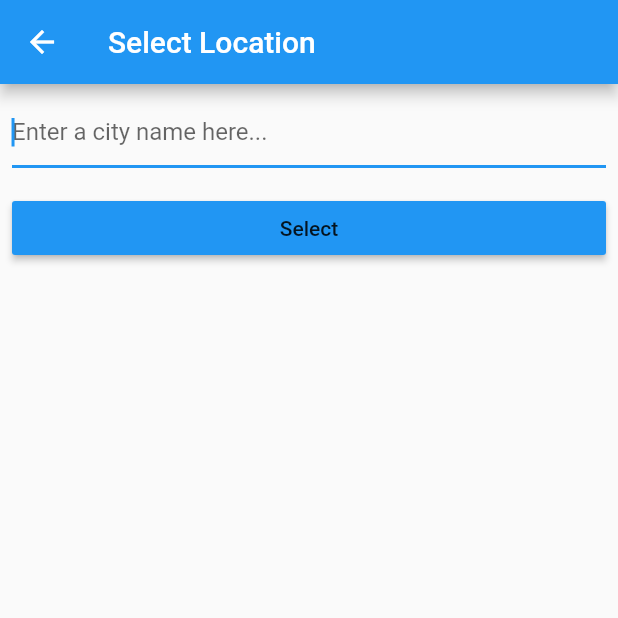
After one commit to aksharpatel47/flutter-bootcamp, a Flutter app: the screen it shows after launch, after a tap on the "edit" icon, on a phone screen of 412 x 824 dp, the top half of it. The commit adds this screen. Run offline on Flutter 3.47's test engine with Material 2 defaults, Android fonts, the phone set to English and light mode, and no system bars; our stand-ins replace audioplayers, flutter_spinkit, font_awesome_flutter, location; generated files the repository leaves out were written again.

Commit message:
feat: complete clima app
Resolves: #9

```diff
--- /dev/null
+++ b/clima/lib/constants.dart
@@ -0,0 +1 @@
+const apiKey = "189448b70fd56041f3e017c2db5083dd";
--- /dev/null
+++ b/clima/lib/pages/first_page.dart
@@ -0,0 +1,105 @@
+import 'package:clima/main.dart';
+import 'package:clima/models/weather_model.dart';
+import 'package:clima/pages/location_select_page.dart';
+import 'package:clima/services/weather_service.dart';
+import 'package:flutter/material.dart';
+import 'package:flutter_spinkit/flutter_spinkit.dart';
+
+class FirstPage extends StatefulWidget {
+  @override
+  _FirstPageState createState() => _FirstPageState();
+}
+
+class _FirstPageState extends State<FirstPage> {
+  Future<void> getWeather() async {
+    try {
+      final currentLocation = await location.getLocation();
+      print(currentLocation.latitude);
+      print(currentLocation.longitude);
+      final result = await getWeatherFromCoordinate(
+        lat: currentLocation.latitude,
+        lon: currentLocation.longitude,
+      );
+      print(result.toJson());
+      print(result.weather[0].toJson());
+
+      setState(() {
+        response = result;
+      });
+    } catch (e) {
+      print(e);
+    }
+  }
+
+  WeatherResponse response;
+
+  @override
+  initState() {
+    super.initState();
+    getWeather();
+  }
+
+  Widget renderSpinnder() {
+    return Center(
+      child: SpinKitFadingGrid(
+        color: Colors.black,
+        size: 50.0,
+      ),
+    );
+  }
+
+  Widget renderWeather() {
+    return Center(
+      child: Column(
+        mainAxisAlignment: MainAxisAlignment.center,
+        children: <Widget>[
+          Text(
+            response.main.temp.toInt().toString() + "°",
+            style: TextStyle(fontSize: 54),
+          ),
+          Text(
+            response.name,
+            style: TextStyle(fontSize: 32),
+          ),
+          Image(
+            image: NetworkImage(
+                "https://openweathermap.org/img/w/${response.weather[0].icon}.png"),
+          ),
+          Text(
+            response.weather[0].description,
+            style: TextStyle(fontSize: 24),
+          ),
+        ],
+      ),
+    );
+  }
+
+  @override
+  Widget build(BuildContext context) {
+    return Scaffold(
+      appBar: AppBar(
+        title: Text("Weather App"),
+        actions: <Widget>[
+          IconButton(
+            icon: Icon(Icons.edit),
+            onPressed: () async {
+              final String cityName = await Navigator.push(context,
+                  MaterialPageRoute(builder: (context) {
+                return LocationSelectPage();
+              }));
+
+              if (cityName != null) {
+                final cityResponse =
+                    await getWeatherFromCity(cityName: cityName);
+                setState(() {
+                  response = cityResponse;
+                });
+              }
+            },
+          ),
+        ],
+      ),
+      body: response == null ? renderSpinnder() : renderWeather(),
+    );
+  }
+}
--- /dev/null
+++ b/clima/lib/pages/location_select_page.dart
@@ -0,0 +1,51 @@
+import 'package:flutter/material.dart';
+
+class LocationSelectPage extends StatefulWidget {
+  @override
+  _LocationSelectPageState createState() => _LocationSelectPageState();
+}
+
+class _LocationSelectPageState extends State<LocationSelectPage> {
+  String cityName;
+
+  @override
+  Widget build(BuildContext context) {
+    return Scaffold(
+      appBar: AppBar(
+        title: Text("Select Location"),
+      ),
+      body: Padding(
+        padding: const EdgeInsets.all(8.0),
+        child: Center(
+          child: Column(
+            crossAxisAlignment: CrossAxisAlignment.stretch,
+            children: <Widget>[
+              TextField(
+                autofocus: true,
+                decoration: InputDecoration(
+                  hintText: "Enter a city name here...",
+                ),
+                onChanged: (text) {
+                  cityName = text;
+                },
+              ),
+              SizedBox(
+                height: 16,
+              ),
+              RaisedButton(
+                child: Text("Select"),
+                color: Colors.blue,
+                onPressed: () {
+                  Navigator.pop(
+                    context,
+                    cityName,
+                  );
+                },
+              )
+            ],
+          ),
+        ),
+      ),
+    );
+  }
+}
--- a/clima/pubspec.yaml
+++ b/clima/pubspec.yaml
@@ -23,10 +23,16 @@ dependencies:
   # The following adds the Cupertino Icons font to your application.
   # Use with the CupertinoIcons class for iOS style icons.
   cupertino_icons: ^0.1.2
+  http: 0.12.0+2
+  json_annotation: 2.4.0
+  location: 2.3.5
+  flutter_spinkit: ^3.1.0
 
 dev_dependencies:
   flutter_test:
     sdk: flutter
+  build_runner: 1.0.0
+  json_serializable: 3.0.0
 
 
 # For information on the generic Dart part of this file, see the
```
Also changed, not shown: clima/lib/main.dart (+6 -100 lines), clima/lib/models/weather_model.dart (added, +41 -0 lines), clima/lib/services/network_helper_service.dart (added, +10 -0 lines), clima/lib/services/weather_service.dart (added, +15 -0 lines), clima/lib/models/weather_model.g.dart (added), clima/pubspec.lock, 11 other files.
